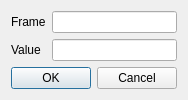
First picture: the form in src/plugins/qmldesigner/components/timelineeditor/setframevaluedialog.ui, repository qt-creator/qt-creator, before the edit.
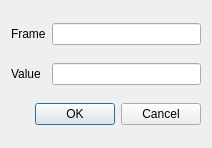
Second picture: the form after the edit.

Commit message:
QmlDesigner: Increase size of SetFrameDialog
The dialog was a bit too small.

Patch:
```diff
--- a/src/plugins/qmldesigner/components/timelineeditor/setframevaluedialog.ui
+++ b/src/plugins/qmldesigner/components/timelineeditor/setframevaluedialog.ui
@@ -6,8 +6,8 @@
    <rect>
     <x>0</x>
     <y>0</y>
-    <width>184</width>
-    <height>93</height>
+    <width>212</width>
+    <height>148</height>
    </rect>
   </property>
   <property name="windowTitle">
```
